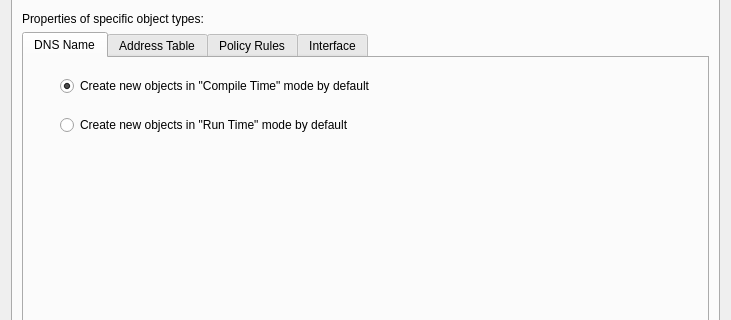
Qt form src/firewallfabrik/gui/ui/prefsdialog_q.ui (Linuxfabrik/firewallfabrik) before a commit; both pictures show x 0 to 731 and y 107 to 427 of the 731 by 599 pixel window.
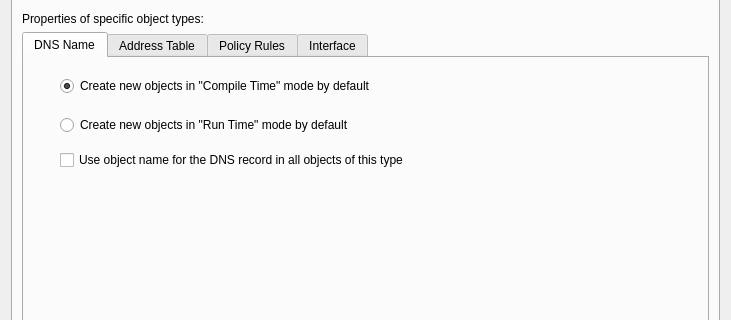
The same form after that commit. Icons and pictures are not drawn.

Commit message: fix(gui): validate an edit before saving it, as ObjectEditor does

Diff of the .ui file:
```diff
--- a/src/firewallfabrik/gui/ui/prefsdialog_q.ui
+++ b/src/firewallfabrik/gui/ui/prefsdialog_q.ui
@@ -233,6 +233,17 @@
             </widget>
            </item>
            <item row="1" column="1">
+            <widget class="QCheckBox" name="use_name_for_dns_record">
+             <property name="toolTip">
+              <string>The DNS record of every DNS Name object is its name; the
+record field of the editor follows the name and cannot be edited.</string>
+             </property>
+             <property name="text">
+              <string>Use object name for the DNS record in all objects of this type</string>
+             </property>
+            </widget>
+           </item>
+           <item row="2" column="1">
             <spacer name="verticalSpacer">
              <property name="orientation">
               <enum>Qt::Orientation::Vertical</enum>
```
The commit also changes 20 other files.
